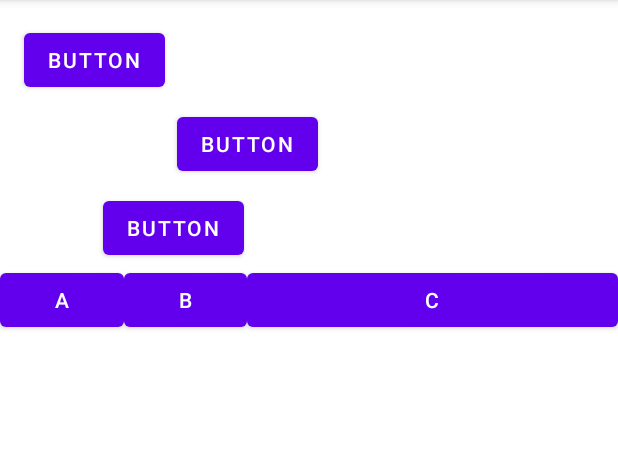
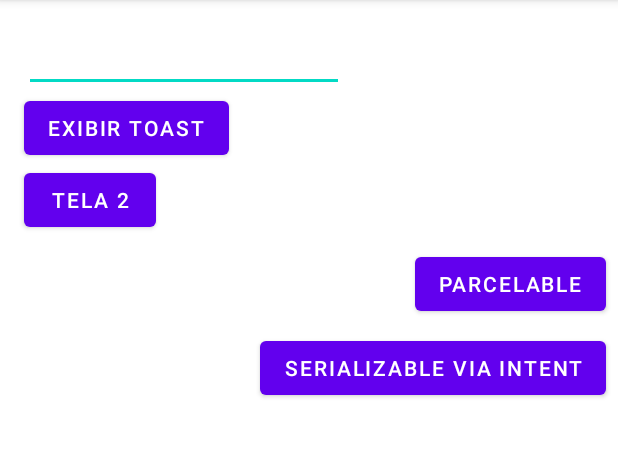
Before and after one commit to JorgeDanilo/dominando-android, an Android app: the screen it shows after launch (MainActivity), on a phone screen of 412 x 824 dp, the part 84-541 px from its top. Run offline under Robolectric (Android 15) with nearby library versions, the phone set to English and light mode, and no system bars.

Commit message:
praticando sempre.

```diff
--- a/app/src/main/AndroidManifest.xml
+++ b/app/src/main/AndroidManifest.xml
@@ -7,13 +7,17 @@
 		android:icon="@mipmap/ic_launcher"
 		android:label="@string/app_name"
 		android:roundIcon="@mipmap/ic_launcher_round"
-		android:supportsRtl="true"
+		android:supportsRtl="false"
 		android:theme="@style/Theme.ConstraintLayout">
+		<activity
+			android:name=".Tela2Activity"
+			android:exported="false" />
 		<activity
 			android:name=".MainActivity"
 			android:exported="true">
 			<intent-filter>
 				<action android:name="android.intent.action.MAIN" />
+
 				<category android:name="android.intent.category.LAUNCHER" />
 			</intent-filter>
 		</activity>
--- a/app/src/main/java/jd/sistemas/android/constraintlayout/MainActivity.kt
+++ b/app/src/main/java/jd/sistemas/android/constraintlayout/MainActivity.kt
@@ -1,11 +1,76 @@
 package jd.sistemas.android.constraintlayout
 
+import android.content.Intent
+import android.os.Bundle
+import android.util.Log
+import android.widget.Button
+import android.widget.EditText
+import android.widget.Toast
 import androidx.appcompat.app.AppCompatActivity
-import android.os.Bundle
+import jd.sistemas.android.constraintlayout.domain.Cliente
+import jd.sistemas.android.constraintlayout.domain.Pessoa
 
 class MainActivity : AppCompatActivity() {
+
     override fun onCreate(savedInstanceState: Bundle?) {
         super.onCreate(savedInstanceState)
         setContentView(R.layout.activity_main)
+
+        Log.i("NGVL", "Tela1::onCreate")
+
+        findViewById<Button>(R.id.buttonToast).setOnClickListener {
+            val texto = findViewById<EditText>(R.id.editTexto).text.toString()
+            Toast.makeText(this, texto, Toast.LENGTH_SHORT).show()
+        }
+
+        findViewById<Button>(R.id.buttonTela2).setOnClickListener {
+            val intent = Intent(this, Tela2Activity::class.java)
+            intent.putExtra("nome", "Jorge")
+            intent.putExtra("idade", 31)
+            startActivity(intent)
+        }
+
+        findViewById<Button>(R.id.buttonParcel).setOnClickListener {
+            val cliente = Cliente(1, "Jorge")
+            val intent = Intent(this, Tela2Activity::class.java)
+            intent.putExtra("cliente", cliente)
+            startActivity(intent)
+        }
+
+        findViewById<Button>(R.id.buttonSerializable).setOnClickListener {
+            val intent = Intent(this, Tela2Activity::class.java)
+            intent.putExtra("pessoa", Pessoa("Jorjão", 31))
+            startActivity(intent)
+        }
+    }
+
+    override fun onStart() {
+        super.onStart()
+        Log.i("NGVL", "Tela1::onStart")
+    }
+
+    override fun onResume() {
+        super.onResume()
+        Log.i("NGVL", "Tela1::onResume")
+    }
+
+    override fun onRestart() {
+        super.onRestart()
+        Log.i("NGVL", "Tela1::onRestart")
+    }
+
+    override fun onPause() {
+        super.onPause()
+        Log.i("NGVL", "Tela1::onPause")
+    }
+
+    override fun onStop() {
+        super.onStop()
+        Log.i("NGVL", "Tela1::onStop")
+    }
+
+    override fun onDestroy() {
+        super.onDestroy()
+        Log.i("NGVL", "Tela1::onDestroy")
     }
 }
--- a/app/src/main/res/layout/activity_main.xml
+++ b/app/src/main/res/layout/activity_main.xml
@@ -7,69 +7,50 @@
 	tools:context=".MainActivity">
 
 	<Button
-		android:id="@+id/button"
+		android:id="@id/buttonToast"
+		android:layout_width="wrap_content"
+		android:layout_height="wrap_content"
+		android:text="Exibir Toast"
+		app:layout_constraintStart_toStartOf="@+id/editTexto"
+		app:layout_constraintTop_toBottomOf="@+id/editTexto" />
+
+	<Button
+		android:id="@+id/buttonTela2"
+		android:layout_width="wrap_content"
+		android:layout_height="wrap_content"
+		android:text="TELA 2"
+		app:layout_constraintStart_toStartOf="@+id/buttonToast"
+		app:layout_constraintTop_toBottomOf="@+id/buttonToast" />
+
+	<Button
+		android:id="@+id/buttonParcel"
+		android:layout_width="wrap_content"
+		android:layout_height="wrap_content"
+		android:layout_marginEnd="8dp"
+		android:layout_marginTop="8dp"
+		android:text="Parcelable"
+		app:layout_constraintRight_toRightOf="parent"
+		app:layout_constraintTop_toBottomOf="@+id/buttonTela2" />
+
+	<androidx.appcompat.widget.AppCompatEditText
+		android:id="@+id/editTexto"
 		android:layout_width="wrap_content"
 		android:layout_height="wrap_content"
 		android:layout_marginStart="16dp"
 		android:layout_marginTop="16dp"
-		android:text="Button"
+		android:ems="10"
+		android:inputType="textPersonName"
 		app:layout_constraintStart_toStartOf="parent"
 		app:layout_constraintTop_toTopOf="parent" />
 
 	<Button
-		android:id="@+id/button2"
-		android:layout_width="wrap_content"
-		android:layout_height="wrap_content"
-		android:layout_marginStart="8dp"
-		android:layout_marginTop="8dp"
-		android:text="Button"
-		app:layout_constraintStart_toEndOf="@+id/button"
-		app:layout_constraintTop_toBottomOf="@+id/button" />
-
-	<Button
-		android:id="@+id/button3"
+		android:id="@+id/buttonSerializable"
 		android:layout_width="wrap_content"
 		android:layout_height="wrap_content"
 		android:layout_marginEnd="8dp"
-		android:layout_marginStart="8dp"
 		android:layout_marginTop="8dp"
-		android:text="Button"
-		app:layout_constraintEnd_toEndOf="parent"
-		app:layout_constraintHorizontal_bias="0.2"
-		app:layout_constraintStart_toStartOf="parent"
-		app:layout_constraintTop_toBottomOf="@+id/button2" />
-
-	<Button
-		android:id="@+id/buttonA"
-		android:layout_width="0dp"
-		android:layout_height="wrap_content"
-		android:text="A"
-		app:layout_constraintHorizontal_chainStyle="packed"
-		app:layout_constraintHorizontal_weight="1"
-		app:layout_constraintEnd_toStartOf="@+id/buttonB"
-		app:layout_constraintStart_toStartOf="parent"
-		app:layout_constraintTop_toBottomOf="@+id/button3" />
-
-	<Button
-		android:id="@+id/buttonB"
-		android:layout_width="0dp"
-		android:layout_height="wrap_content"
-		android:text="B"
-		app:layout_constraintHorizontal_weight="1"
-		app:layout_constraintBottom_toBottomOf="@+id/buttonA"
-		app:layout_constraintEnd_toStartOf="@+id/buttonC"
-		app:layout_constraintStart_toEndOf="@+id/buttonA"
-		app:layout_constraintTop_toTopOf="@+id/buttonA" />
-
-	<Button
-		android:id="@+id/buttonC"
-		android:layout_width="0dp"
-		android:layout_height="wrap_content"
-		android:text="C"
-		app:layout_constraintHorizontal_weight="3"
-		app:layout_constraintBottom_toBottomOf="@+id/buttonB"
-		app:layout_constraintEnd_toEndOf="parent"
-		app:layout_constraintStart_toEndOf="@+id/buttonB"
-		app:layout_constraintTop_toTopOf="@+id/buttonB" />
+		android:text="Serializable via Intent"
+		app:layout_constraintRight_toRightOf="parent"
+		app:layout_constraintTop_toBottomOf="@+id/buttonParcel" />
 
 </androidx.constraintlayout.widget.ConstraintLayout>
```
Also changed, not shown: app/src/main/java/jd/sistemas/android/constraintlayout/Tela2Activity.kt (added, +58 -0 lines), app/src/main/java/jd/sistemas/android/constraintlayout/domain/BaseActivity.kt (added, +8 -0 lines), app/src/main/java/jd/sistemas/android/constraintlayout/domain/Cliente.kt (added, +43 -0 lines), app/src/main/java/jd/sistemas/android/constraintlayout/domain/Pessoa.kt (added, +12 -0 lines), app/src/main/res/layout/activity_tela2.xml (added, +18 -0 lines).
